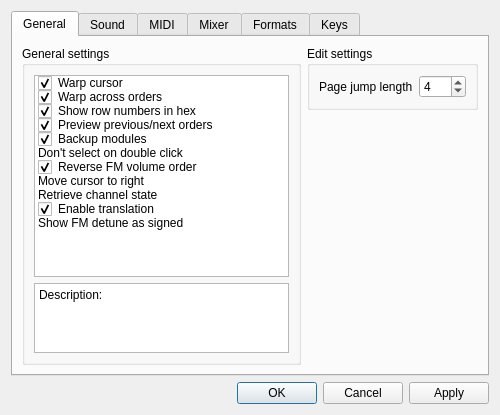
This is BambooTracker/gui/configuration_dialog.ui in BambooTracker/BambooTracker as Qt 5 draws it before an edit. The edited form follows.
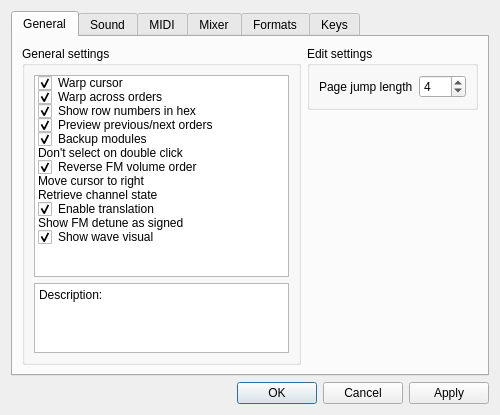
This is the edited form. Custom widgets are drawn as their Qt base class.

```diff
--- a/BambooTracker/gui/configuration_dialog.ui
+++ b/BambooTracker/gui/configuration_dialog.ui
@@ -143,6 +143,14 @@
               <enum>Unchecked</enum>
              </property>
             </item>
+            <item>
+             <property name="text">
+              <string>Show wave visual</string>
+             </property>
+             <property name="checkState">
+              <enum>Checked</enum>
+             </property>
+            </item>
            </widget>
           </item>
           <item row="1" column="0">
```
